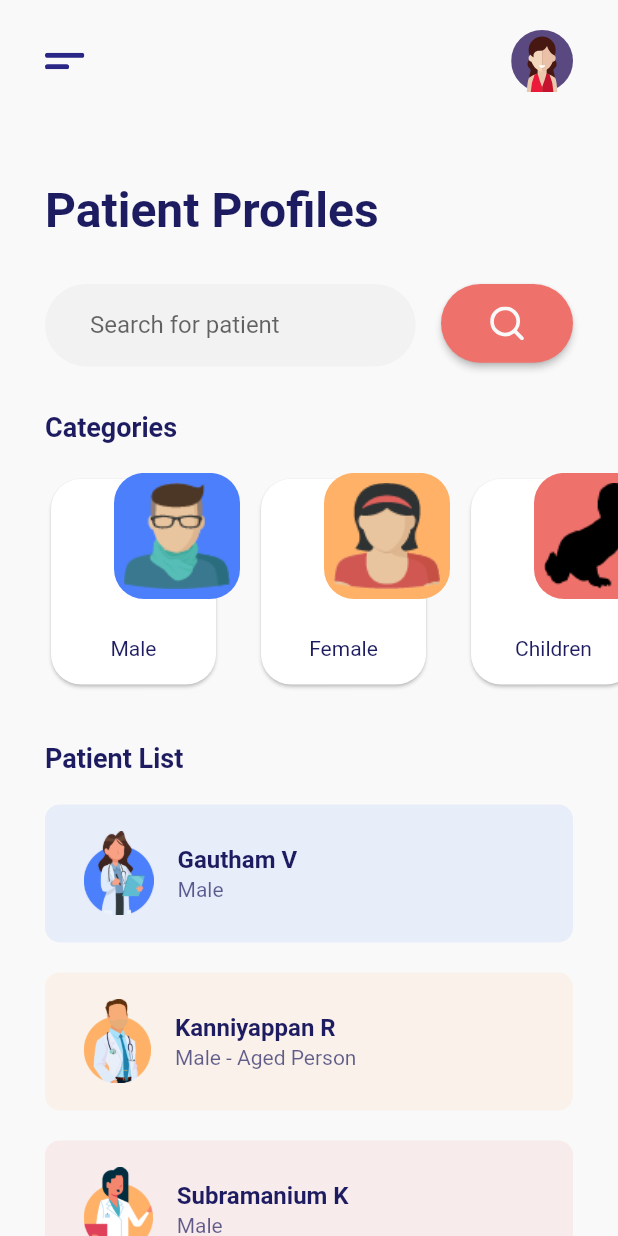
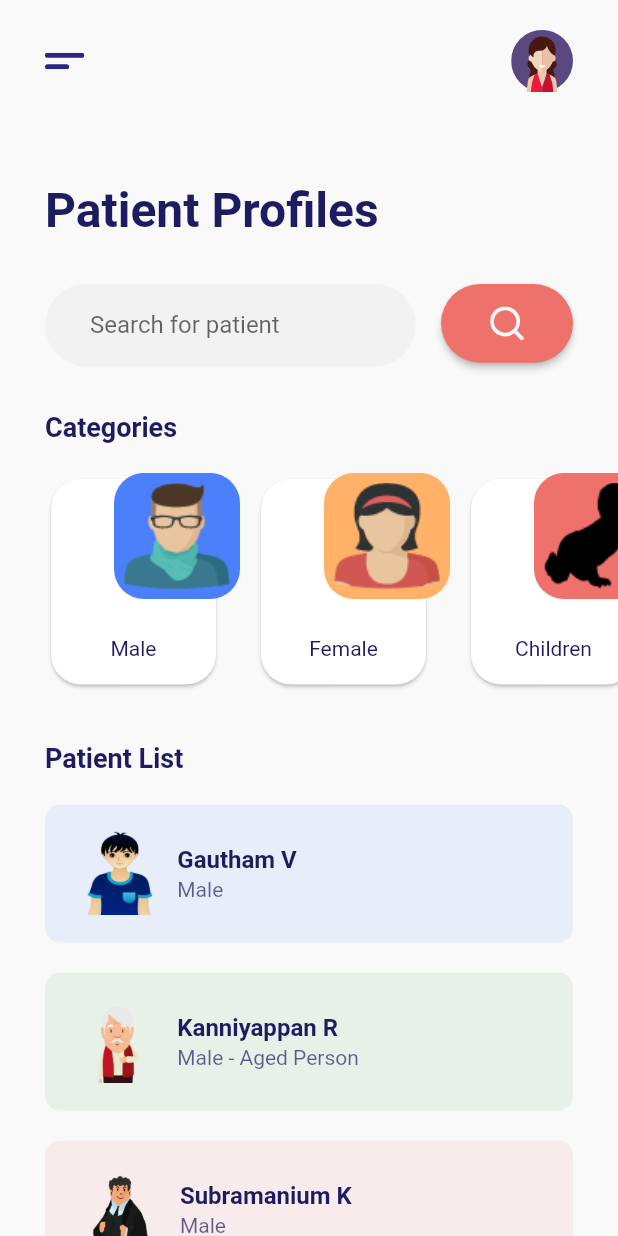
Before and after one commit to SwethaLakshme/Team-5, a Flutter app: the Body screen opened directly, on a phone screen of 412 x 824 dp. Run offline on Flutter 3.47's test engine with Material 2 defaults, Android fonts, the phone set to English and light mode, and no system bars; our stand-ins replace flutter_svg, google_fonts.

```diff
--- a/lib/constant.dart
+++ b/lib/constant.dart
@@ -6,6 +6,9 @@ var kOrangeColor = Color(0xffEF716B);
 var kBlueColor = Color(0xff4B7FFB);
 var kGreenColor = Colors.green;
 var kYellowColor = Color(0xffFFB167);
+var kTealColor = Colors.teal;
+var kAmberColor = Colors.amber;
+var kBrownColor = Colors.brown;
 var kTitleTextColor = Color(0xff1E1C61);
 var kSearchBackgroundColor = Color(0xffF2F2F2);
 var kSearchTextColor = Color(0xffC0C0C0);
--- a/lib/screens/Home/components/body.dart
+++ b/lib/screens/Home/components/body.dart
@@ -4,7 +4,7 @@ import 'package:prescription_app/components/patientlist/patient_list2.dart';
 import 'package:prescription_app/components/patientlist/patient_list3.dart';
 import 'package:prescription_app/components/patientlist/patient_list4.dart';
 import 'package:prescription_app/components/patientlist/patient_list5.dart';
-import 'package:prescription_app/components/patientlist/patient_list 6.dart';
+import 'package:prescription_app/components/patientlist/patient_list6.dart';
 import 'package:prescription_app/components/search_bar.dart';
 import 'package:prescription_app/constant.dart';
 import 'package:flutter/material.dart';
@@ -90,6 +90,9 @@ class Body extends StatelessWidget {
               buildPatientList1(),
               buildPatientList2(),
               buildPatientList3(),
+              buildPatientList4(),
+              buildPatientList5(),
+              buildPatientList6(),
             ],
           ),
         ),
@@ -152,7 +155,7 @@ class Body extends StatelessWidget {
           PatientCard1(
             'Gautham V',
             'Male',
-            'assets/images/doctor1.png',
+            'assets/images/gautham.png',
             kBlueColor,
           ),
           SizedBox(
@@ -173,8 +176,8 @@ class Body extends StatelessWidget {
           PatientCard2(
             'Kanniyappan R',
             'Male - Aged Person',
-            'assets/images/doctor2.png',
-            kYellowColor,
+            'assets/images/kanniyappan.png',
+            kGreenColor,
           ),
           SizedBox(
             height: 20,
@@ -194,7 +197,7 @@ class Body extends StatelessWidget {
           PatientCard3(
             'Subramanium K',
             'Male',
-            'assets/images/doctor3.png',
+            'assets/images/subramanium.png',
             kOrangeColor,
           ),
           SizedBox(
@@ -213,10 +216,10 @@ class Body extends StatelessWidget {
       child: Column(
         children: <Widget>[
           PatientCard4(
-            'Ayesha.G',
+            'Ayesha G',
             'Female',
-            'assets/images/doctor3.png',
-            kOrangeColor,
+            'assets/images/ayesha.png',
+            kTealColor,
           ),
           SizedBox(
             height: 20,
@@ -234,10 +237,10 @@ class Body extends StatelessWidget {
       child: Column(
         children: <Widget>[
           PatientCard5(
-            'Kamatchi.V',
-            'Female',
-            'assets/images/doctor3.png',
-            kOrangeColor,
+            'Kamatchi V',
+            'Female - Aged person',
+            'assets/images/kamatchi.png',
+            kBrownColor,
           ),
           SizedBox(
             height: 20,
@@ -255,10 +258,10 @@ class Body extends StatelessWidget {
       child: Column(
         children: <Widget>[
           PatientCard6(
-            'Manasa .S',
+            'Manasa S',
             'Female',
-            'assets/images/doctor3.png',
-            kOrangeColor,
+            'assets/images/manasa.png',
+            kAmberColor,
           ),
           SizedBox(
             height: 20,
```
Also changed, not shown: lib/screens/Details/detail_screen1.dart (+6 -6 lines), lib/screens/Details/detail_screen2.dart (+6 -6 lines), lib/screens/Details/detail_screen3.dart (+7 -7 lines), assets/images/ayesha.png (added), assets/images/gautham.png (added), assets/images/kamatchi.png (added), assets/images/kanniyappan.png (added), assets/images/manasa.png (added), assets/images/subramanium.png (added), lib/screens/Details/detail_screen6.dart (line endings or trailing spaces), pubspec.lock.
